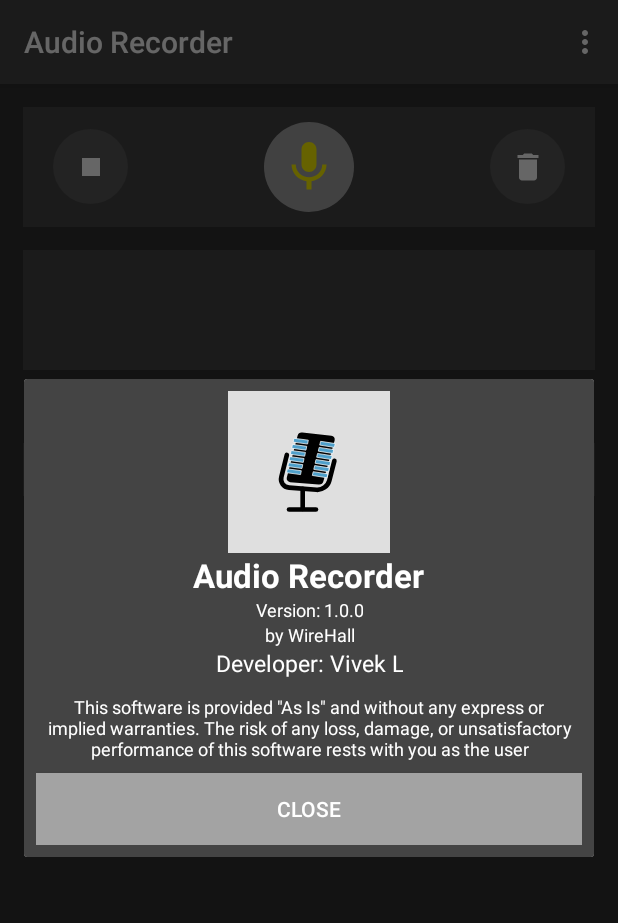
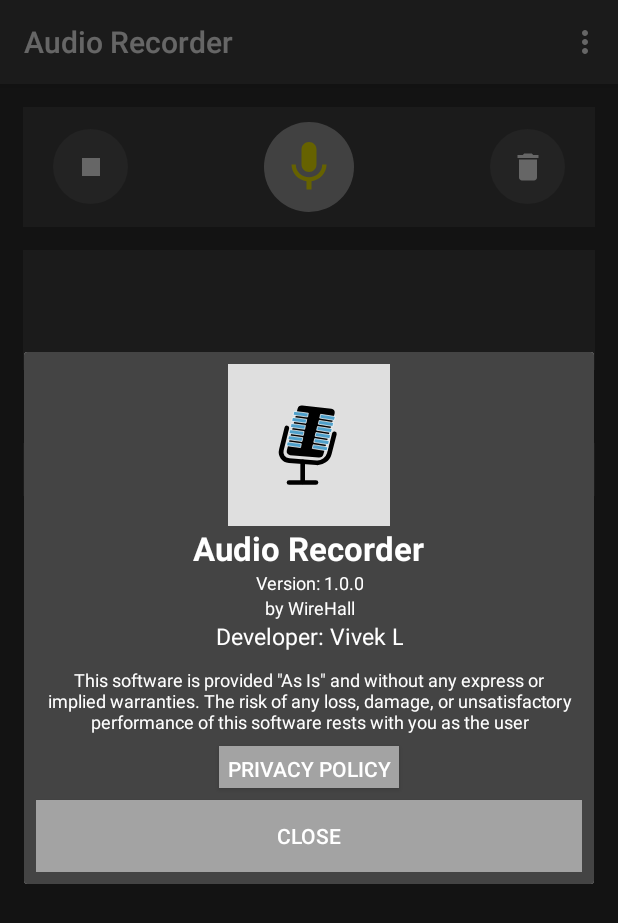
Before and after one commit to vivekweb2014/audio-recorder, an Android app: the screen it shows after launch (MainActivity), in the options menu, after a tap on "About", on a phone screen of 412 x 824 dp. Shown: the top 923 px of the screen. Run offline under Robolectric (Android 15) with nearby library versions, the phone set to English and light mode, and no system bars; 1 statement that could not run was skipped.

Commit message:
Add privacy policy button in the about dialog

```diff
--- a/app/src/main/res/layout/about_dialog.xml
+++ b/app/src/main/res/layout/about_dialog.xml
@@ -62,6 +62,17 @@
         android:textSize="@dimen/size_usage_notice_text" />
 
     <Button
+        android:id="@+id/btn_privacy_policy"
+        android:layout_width="wrap_content"
+        android:layout_height="@dimen/height_btn_privacy_policy"
+        android:layout_gravity="center"
+        android:layout_marginTop="@dimen/distance_standard_dialog"
+        android:background="@color/colorPrimaryLight"
+        android:padding="@dimen/padding_btn_privacy_policy"
+        android:text="@string/privacy_policy"
+        android:textColor="@color/colorTextPrimary" />
+
+    <Button
         android:id="@+id/btn_about_dialog_close"
         android:layout_width="fill_parent"
         android:layout_height="wrap_content"
--- a/app/src/main/res/values/dimens.xml
+++ b/app/src/main/res/values/dimens.xml
@@ -22,4 +22,6 @@
     <dimen name="size_rate_dialog_info">20sp</dimen>
     <dimen name="margin_top_about_dialog_info_text">10dp</dimen>
     <dimen name="size_label_by_wirehall">12sp</dimen>
+    <dimen name="height_btn_privacy_policy">28dp</dimen>
+    <dimen name="padding_btn_privacy_policy">5dp</dimen>
 </resources>
--- a/app/src/main/res/values/strings.xml
+++ b/app/src/main/res/values/strings.xml
@@ -41,4 +41,5 @@
     <string name="remind_me_later">Remind Me Later</string>
     <string name="rate_dialog_info">If you enjoy using this app, please take a moment to rate it. Thanks for your support!</string>
     <string name="by_wirehall">by WireHall</string>
+    <string name="privacy_policy">Privacy Policy</string>
 </resources>
```
Also changed, not shown: app/src/main/java/com/wirehall/audiorecorder/AboutDialog.java (+18 -1 lines).
